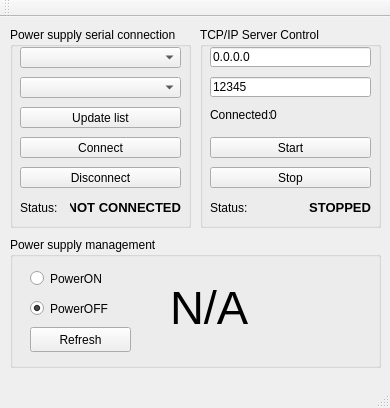
Qt form Qt/RemotePowerSupply/src/mainwindow.ui (caffedrine/RemotePowerSupply) before a commit.
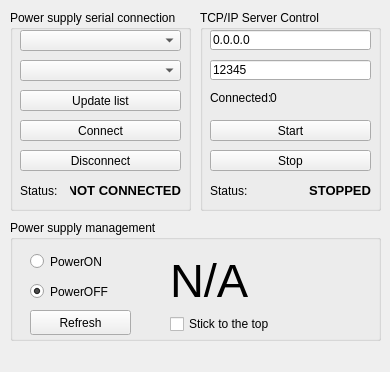
The same form after that commit. Icons and pictures are not drawn.

Commit message: Added option to stick window to the top

```diff
--- a/Qt/RemotePowerSupply/src/mainwindow.ui
+++ b/Qt/RemotePowerSupply/src/mainwindow.ui
@@ -7,9 +7,15 @@
     <x>0</x>
     <y>0</y>
     <width>390</width>
-    <height>408</height>
+    <height>372</height>
    </rect>
   </property>
+  <property name="sizePolicy">
+   <sizepolicy hsizetype="Preferred" vsizetype="Preferred">
+    <horstretch>0</horstretch>
+    <verstretch>0</verstretch>
+   </sizepolicy>
+  </property>
   <property name="windowTitle">
    <string>Remote Power Supply @ PeakTech 6225A</string>
   </property>
@@ -91,7 +97,6 @@
      <property name="font">
       <font>
        <pointsize>10</pointsize>
-       <weight>75</weight>
        <bold>true</bold>
       </font>
      </property>
@@ -138,7 +143,7 @@
       <x>10</x>
       <y>220</y>
       <width>371</width>
-      <height>131</height>
+      <height>121</height>
      </rect>
     </property>
     <property name="title">
@@ -193,7 +198,7 @@
      <property name="geometry">
       <rect>
        <x>160</x>
-       <y>50</y>
+       <y>40</y>
        <width>91</width>
        <height>41</height>
       </rect>
@@ -201,7 +206,6 @@
      <property name="font">
       <font>
        <pointsize>35</pointsize>
-       <weight>50</weight>
        <bold>false</bold>
       </font>
      </property>
@@ -213,7 +217,7 @@
      <property name="geometry">
       <rect>
        <x>250</x>
-       <y>30</y>
+       <y>20</y>
        <width>71</width>
        <height>61</height>
       </rect>
@@ -228,6 +232,19 @@
       <bool>true</bool>
      </property>
     </widget>
+    <widget class="QCheckBox" name="checkBox_StickToTop">
+     <property name="geometry">
+      <rect>
+       <x>160</x>
+       <y>94</y>
+       <width>111</width>
+       <height>20</height>
+      </rect>
+     </property>
+     <property name="text">
+      <string>Stick to the top</string>
+     </property>
+    </widget>
    </widget>
    <widget class="QGroupBox" name="groupBox">
     <property name="geometry">
@@ -279,7 +296,6 @@
      <property name="font">
       <font>
        <pointsize>10</pointsize>
-       <weight>75</weight>
        <bold>true</bold>
       </font>
      </property>
@@ -367,15 +383,6 @@
     </rect>
    </property>
   </widget>
-  <widget class="QToolBar" name="mainToolBar">
-   <attribute name="toolBarArea">
-    <enum>TopToolBarArea</enum>
-   </attribute>
-   <attribute name="toolBarBreak">
-    <bool>false</bool>
-   </attribute>
-  </widget>
-  <widget class="QStatusBar" name="statusBar"/>
  </widget>
  <layoutdefault spacing="6" margin="11"/>
  <resources/>
```
Left out of the diff: 10 changed lines with no effect on the pictures. The commit also changes 5 other files.
